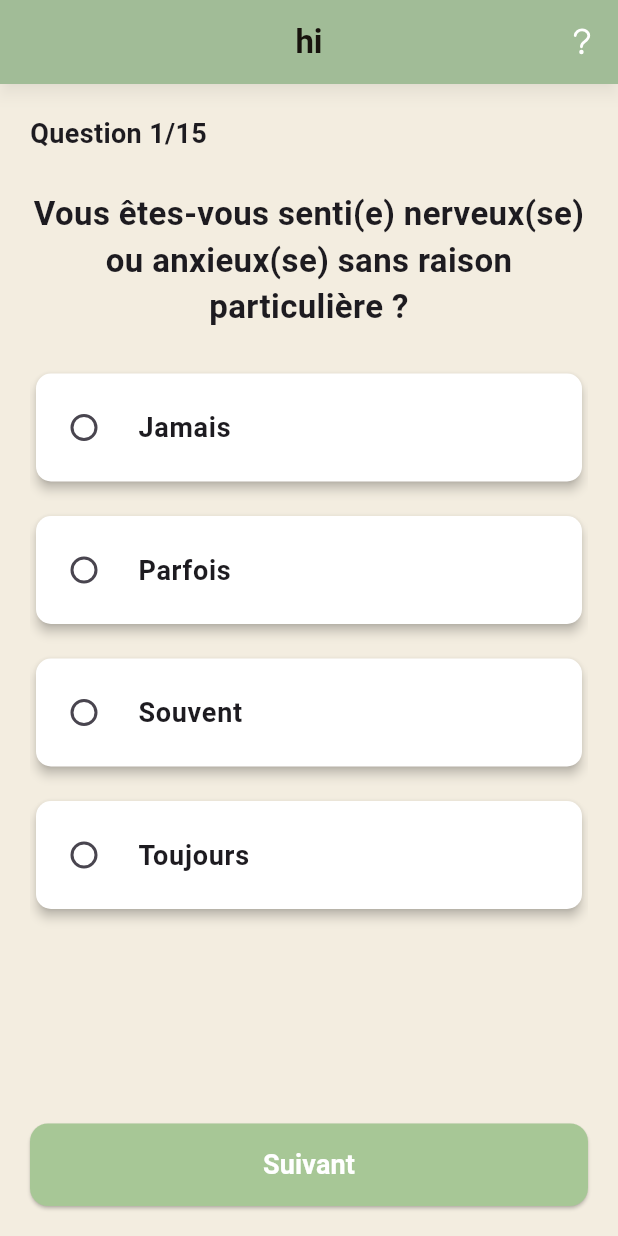
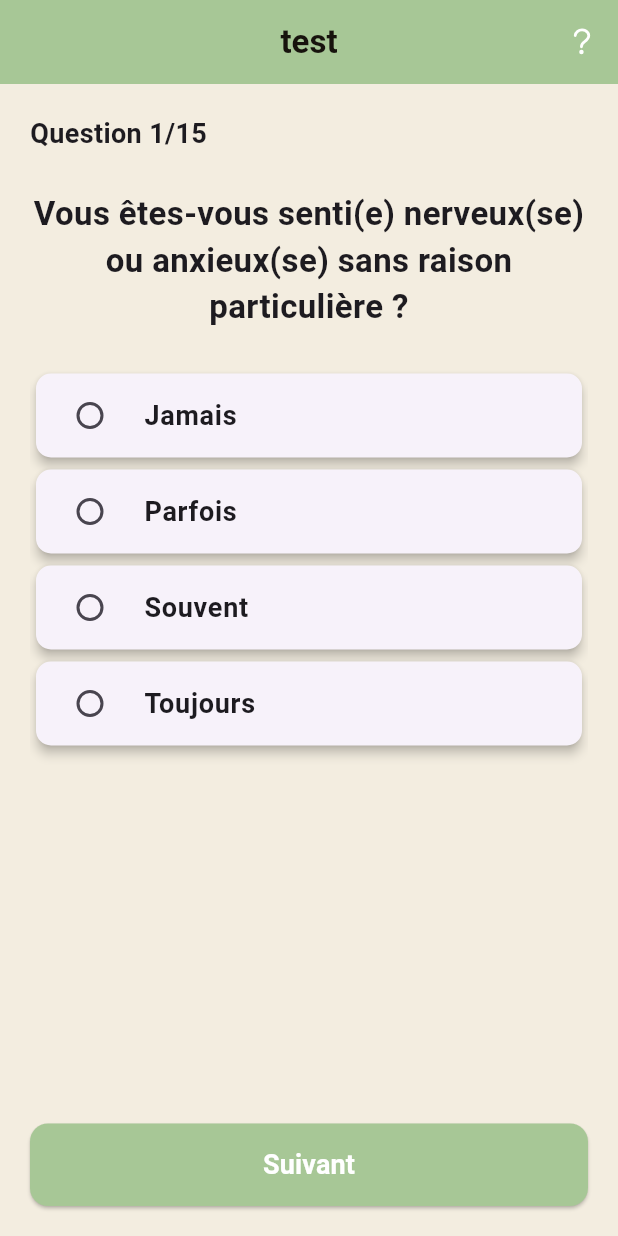
Before and after one commit to mahamani2001/pfe_app, a Flutter app: the screen it shows after launch, on a phone screen of 412 x 824 dp. Run offline on Flutter 3.47's test engine with Material 3 defaults, Android fonts, the phone set to English and light mode, and no system bars; our stand-ins replace ionicons.

```diff
--- a/lib/main.dart
+++ b/lib/main.dart
@@ -1,5 +1,5 @@
 import 'package:flutter/material.dart';
-import 'question_page.dart';
+import 'screens/question_page.dart';
 
 void main() async {
   WidgetsFlutterBinding.ensureInitialized();
@@ -13,7 +13,7 @@ class MyApp extends StatelessWidget {
     return MaterialApp(
       debugShowCheckedModeBanner: false,
       title: 'Test Question Page',
-      home: QuestionPage(title: 'hi'),
+      home: QuestionPage(title: 'test'),
     );
   }
 }
--- a/lib/models/question_model.dart
+++ b/lib/models/question_model.dart
@@ -46,23 +46,23 @@ List<QuestionModel> questions = [
   QuestionModel(
       question:
           "Avez-vous ressenti des maux de tête fréquents liés au stress ?",
-      options: ["Pas du tout", "Moyennement", "Légèrement", "Beaucoup"]),
+      options: ["Pas du tout", "Légèrement", "Moyennement", "Beaucoup"]),
   QuestionModel(
       question:
           "Votre anxiété vous empêche-t-elle d’accomplir vos tâches quotidiennes ?",
-      options: ["Pas du tout", "Moyennement", "Légèrement", "Beaucoup"]),
+      options: ["Pas du tout", "Légèrement", "Moyennement", "Beaucoup"]),
   QuestionModel(
       question:
           "Avez-vous évité certaines situations sociales par peur du jugement ou de l’inconfort ?",
-      options: ["Pas du tout", "Moyennement", "Légèrement", "Beaucoup"]),
+      options: ["Pas du tout", "Légèrement", "Moyennement", "Beaucoup"]),
   QuestionModel(
       question:
           "Avez-vous ressenti une perte de motivation pour des activités que vous aimiez ?",
-      options: ["Pas du tout", "Moyennement", "Légèrement", "Beaucoup"]),
+      options: ["Pas du tout", "Légèrement", "Moyennement", "Beaucoup"]),
   QuestionModel(
       question:
           "Avez-vous eu des difficultés à vous concentrer à cause de vos pensées ?",
-      options: ["Pas du tout", "Moyennement", "Légèrement", "Beaucoup"]),
+      options: ["Pas du tout", "Légèrement", "Moyennement", "Beaucoup"]),
   QuestionModel(
       question:
           "Tu peux exprimer librement tes inquiétudes .😊Y a-t-il un élément précis qui te stresse actuellement ?  ",
--- a/lib/question_page.dart
+++ b/lib/screens/question_page.dart
@@ -1,6 +1,8 @@
 import 'package:flutter/material.dart';
 import 'package:ionicons/ionicons.dart';
-import './models/question_model.dart';
+import '../models/question_model.dart';
+import '../services/api_service.dart'; // 📌 Importer le service API
+import 'result_page.dart'; // 📌 Importer la page des résultats
 
 class QuestionPage extends StatefulWidget {
   const QuestionPage({Key? key, required this.title}) : super(key: key);
@@ -22,31 +24,54 @@ class _QuestionPageState extends State<QuestionPage> {
     super.dispose();
   }
 
+  // 📌 Envoyer les résultats via ApiService
+  void submitQuiz() async {
+    List<String> answers = questions.map((q) => q.userAnswered).toList();
+    String openAnswer = _textController.text;
+
+    try {
+      var result = await ApiService.sendQuizResults(answers, openAnswer);
+      // Afficher les résultats
+      Navigator.push(
+        context,
+        PageRouteBuilder(
+          transitionDuration: Duration(milliseconds: 600),
+          pageBuilder: (context, animation, secondaryAnimation) => ResultPage(
+            category: result["category"],
+            score: result["score"],
+          ),
+          transitionsBuilder: (context, animation, secondaryAnimation, child) {
+            return FadeTransition(
+              opacity: animation,
+              child: child,
+            );
+          },
+        ),
+      );
+    } catch (e) {
+      print("❌ Erreur API : $e");
+    }
+  }
+
   @override
   Widget build(BuildContext context) {
     return Scaffold(
-      backgroundColor: Color(0xFFF3EDE0), // Fond beige doux
+      backgroundColor: Color(0xFFF3EDE0),
       appBar: AppBar(
         title: Text(
           widget.title,
           style: TextStyle(
-            color: Color(0xFF17130D), // Texte noir/brun foncé
+            color: Color(0xFF17130D),
             fontWeight: FontWeight.bold,
             fontSize: 22,
           ),
         ),
-        elevation: 4, // Ombre plus marquée
-        backgroundColor: Color(0xFFA7C796), // Couleur principale (Coral)
-        shadowColor: Colors.black26,
+        backgroundColor: Color(0xFFA7C796),
         centerTitle: true,
-        iconTheme: IconThemeData(
-          color: Colors.white, // Icônes blanches pour meilleur contraste
-        ),
         actions: [
           IconButton(
             onPressed: () {},
             icon: Icon(Ionicons.help_outline),
-            splashRadius: 24,
             color: Colors.white,
           )
         ],
@@ -58,10 +83,7 @@ class _QuestionPageState extends State<QuestionPage> {
           children: [
             Text(
               "Question ${currentQuestion + 1}/${questions.length}",
-              style: TextStyle(
-                fontSize: 18,
-                fontWeight: FontWeight.bold,
-              ),
+              style: TextStyle(fontSize: 18, fontWeight: FontWeight.bold),
             ),
             SizedBox(height: 25),
             Expanded(
@@ -94,7 +116,7 @@ class _QuestionPageState extends State<QuestionPage> {
                             controller: _textController,
                             decoration: InputDecoration(
                               border: OutlineInputBorder(),
-                              hintText: "Votre hiiisf ici...",
+                              hintText: "Votre réponse ici...",
                               fillColor: Colors.white,
                               filled: true,
                             ),
@@ -106,24 +128,19 @@ class _QuestionPageState extends State<QuestionPage> {
                           ),
                         )
                       else
-                        ...List.generate(4, (optionIndex) {
-                          final option = question.options[optionIndex];
-                          return Padding(
-                            padding: const EdgeInsets.only(bottom: 15),
-                            child: Card(
-                              color: Colors.white,
+                        Column(
+                          children: List.generate(question.options.length,
+                              (optionIndex) {
+                            final option = question.options[optionIndex];
+                            return Card(
                               elevation: 3,
                               shape: RoundedRectangleBorder(
                                   borderRadius: BorderRadius.circular(10)),
                               child: RadioListTile(
-                                shape: RoundedRectangleBorder(
-                                    borderRadius: BorderRadius.circular(10)),
-                                contentPadding: EdgeInsets.symmetric(
-                                    horizontal: 12, vertical: 8),
                                 value: option,
                                 groupValue: question.userAnswered,
                                 selected: question.userAnswered == option,
-                                activeColor: (Color(0xFFFF7F50)),
+                                activeColor: Color(0xFFFF7F50),
                                 title: Text(
                                   option,
                                   style: TextStyle(
@@ -137,9 +154,9 @@ class _QuestionPageState extends State<QuestionPage> {
                                   });
                                 },
                               ),
-                            ),
-                          );
-                        })
+                            );
+                          }),
+                        ),
                     ],
                   );
                 },
@@ -158,7 +175,7 @@ class _QuestionPageState extends State<QuestionPage> {
                           curve: Curves.easeInOut);
                     });
                   } else {
-                    // Action à exécuter à la fin du quiz
+                    submitQuiz();
                   }
                 },
                 style: ElevatedButton.styleFrom(
--- a/lib/result_page.dart
+++ b/lib/screens/result_page.dart
@@ -21,7 +21,7 @@ class ResultPage extends StatelessWidget {
             ),
             SizedBox(height: 20),
             Text(
-              category,
+              category.isNotEmpty ? category : "Non défini",
               style: TextStyle(
                 fontSize: 28,
                 fontWeight: FontWeight.bold,
--- a/pubspec.yaml
+++ b/pubspec.yaml
@@ -36,6 +36,7 @@ dependencies:
   # The following adds the Cupertino Icons font to your application.
   # Use with the CupertinoIcons class for iOS style icons.
   ionicons: ^0.2.2
+
 
 
 dev_dependencies:
```
Also changed, not shown: lib/services/api_service.dart (+71 -12 lines), 4 other files.
